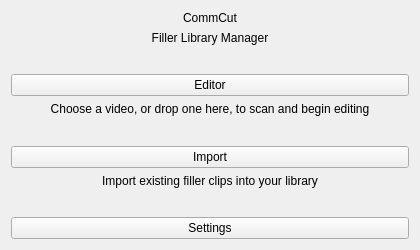
trafficman/commcut, file mainwindow.ui: the form before one commit.
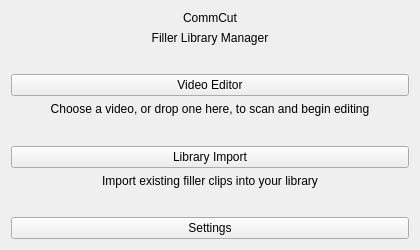
The form after the commit.

Commit message: #30, pass over the entire UI to apply tooltips to most buttons and forms

```diff
--- a/mainwindow.ui
+++ b/mainwindow.ui
@@ -68,7 +68,7 @@
         <string>Scan a source video for clip boundaries, then edit and tag the resulting segments. A video can also be dropped on this window.</string>
        </property>
        <property name="text">
-        <string>Editor</string>
+        <string>Video Editor</string>
        </property>
       </widget>
      </item>
@@ -105,7 +105,7 @@
      <item>
       <widget class="QPushButton" name="importButton">
        <property name="text">
-        <string>Import</string>
+        <string>Library Import</string>
        </property>
       </widget>
      </item>
```
The commit also changes 5 other files.
